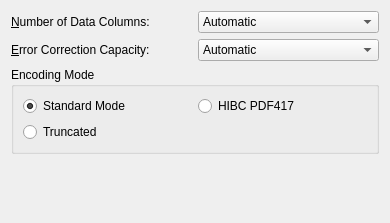
Above: frontend_qt/grpPDF417.ui from zint/zint before the change. Below: the same form after it.
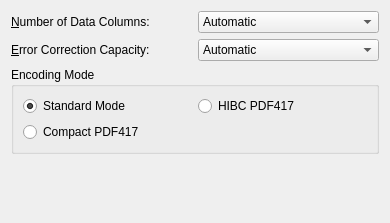
That is the form after the change.

Diff of the .ui file:
```diff
--- a/frontend_qt/grpPDF417.ui
+++ b/frontend_qt/grpPDF417.ui
@@ -241,7 +241,7 @@
       <item row="1" column="0">
        <widget class="QRadioButton" name="radPDFTruncated">
         <property name="text">
-         <string>Truncated</string>
+         <string>Compact PDF417</string>
         </property>
        </widget>
       </item>
```
Left out of the diff: 18 changed lines with no effect on the pictures.
